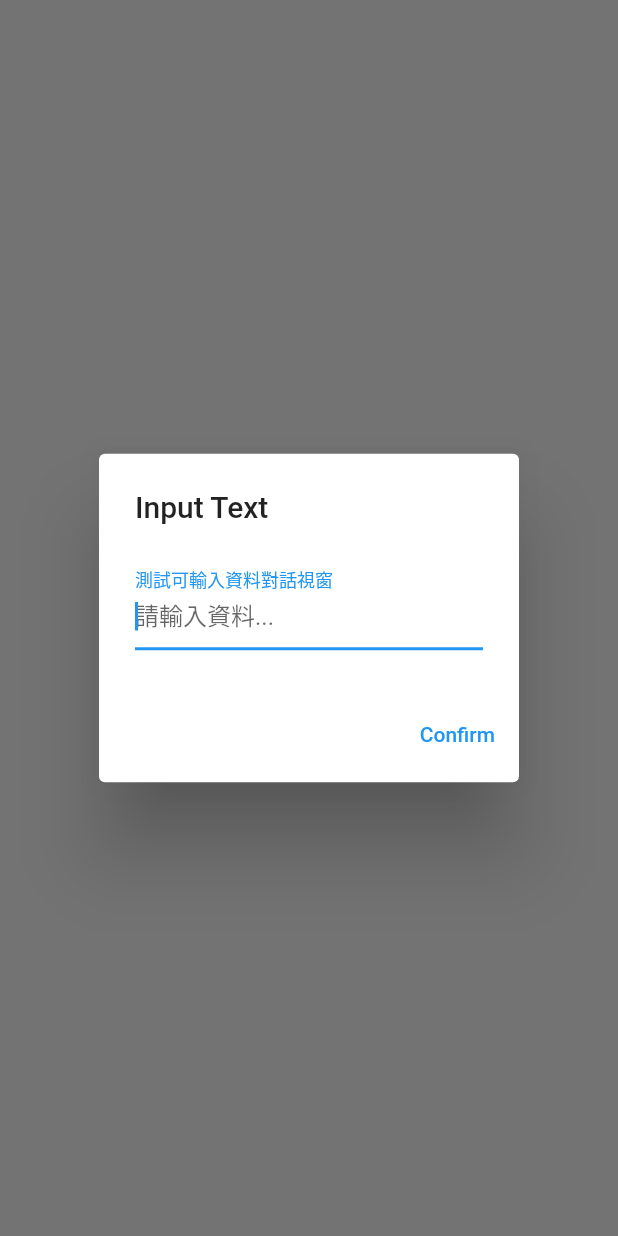
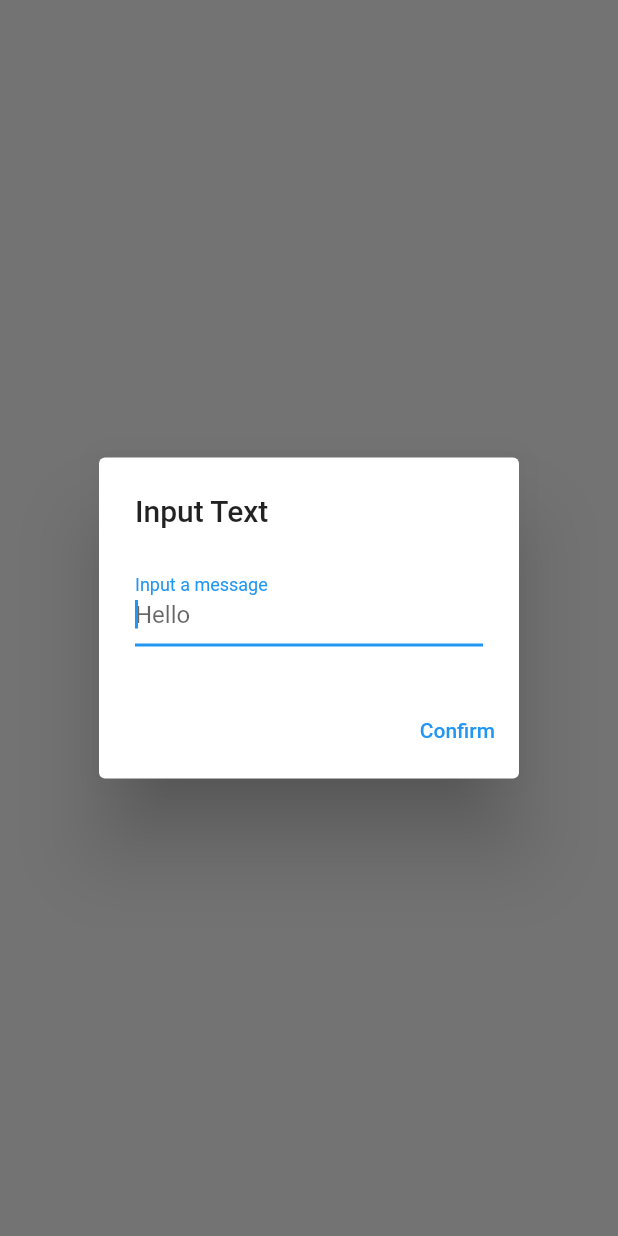
Before and after one commit to samuelchou/flutter_playground, a Flutter app: the HomePage widget shown alone on an empty page, opened directly, after a tap on "Input something", on a phone screen of 412 x 824 dp. Run offline on Flutter 3.47's test engine with Material 2 defaults, Android fonts, the phone set to English and light mode, and no system bars.

Commit message:
fix(dialog): input dialog extension.

```diff
--- a/lib/dialog.dart
+++ b/lib/dialog.dart
@@ -22,6 +22,7 @@ class HomePage extends StatelessWidget {
     return Center(
       child: Wrap(
         direction: Axis.vertical,
+        crossAxisAlignment: WrapCrossAlignment.center,
         spacing: 20,
         children: [
           ElevatedButton(
@@ -29,8 +30,11 @@ class HomePage extends StatelessWidget {
               child: const Text("A Dialog")),
           ElevatedButton(
               onPressed: () async {
-                String? result = await inputDialog(context, "Input Text");
-                showMeTheDialog(context, result ?? "null");
+                String? result = await inputDialog(context,
+                    titleText: "Input Text",
+                    labelText: "Input a message",
+                    hintText: "Hello");
+                showMeTheDialog(context, result?.isNotEmpty ?? false ? result! : "no words");
               },
               child: const Text("Input something")),
         ],
@@ -61,12 +65,13 @@ class HomePage extends StatelessWidget {
   }
 }
 
-Future<String?> inputDialog(BuildContext context, [String? titleText]) async {
-  String inputData = '';
+Future<String?> inputDialog(BuildContext context,
+    {String? titleText, String? labelText, String? hintText}) async {
   return showDialog<String>(
     context: context,
-    barrierDismissible: false,
+    barrierDismissible: false, // to prevent from accidental closing.
     builder: (BuildContext context) {
+      String inputData = '';
       return AlertDialog(
         title: titleText != null ? Text(titleText) : null,
         content: Row(
@@ -75,9 +80,9 @@ Future<String?> inputDialog(BuildContext context, [String? titleText]) async {
                 child: TextField(
               autofocus: true,
               decoration: InputDecoration(
-                  labelText: '測試可輸入資料對話視窗', hintText: '請輸入資料...'),
+                  labelText: labelText ?? '', hintText: hintText ?? ''),
               onChanged: (value) {
-                inputData = value ?? '';
+                inputData = value;
               },
             ))
           ],
@@ -86,7 +91,7 @@ Future<String?> inputDialog(BuildContext context, [String? titleText]) async {
           TextButton(
             child: const Text('Confirm'),
             onPressed: () {
-              Navigator.of(context).pop(inputData ?? "");
+              Navigator.of(context).pop(inputData);
             },
           ),
         ],
```
